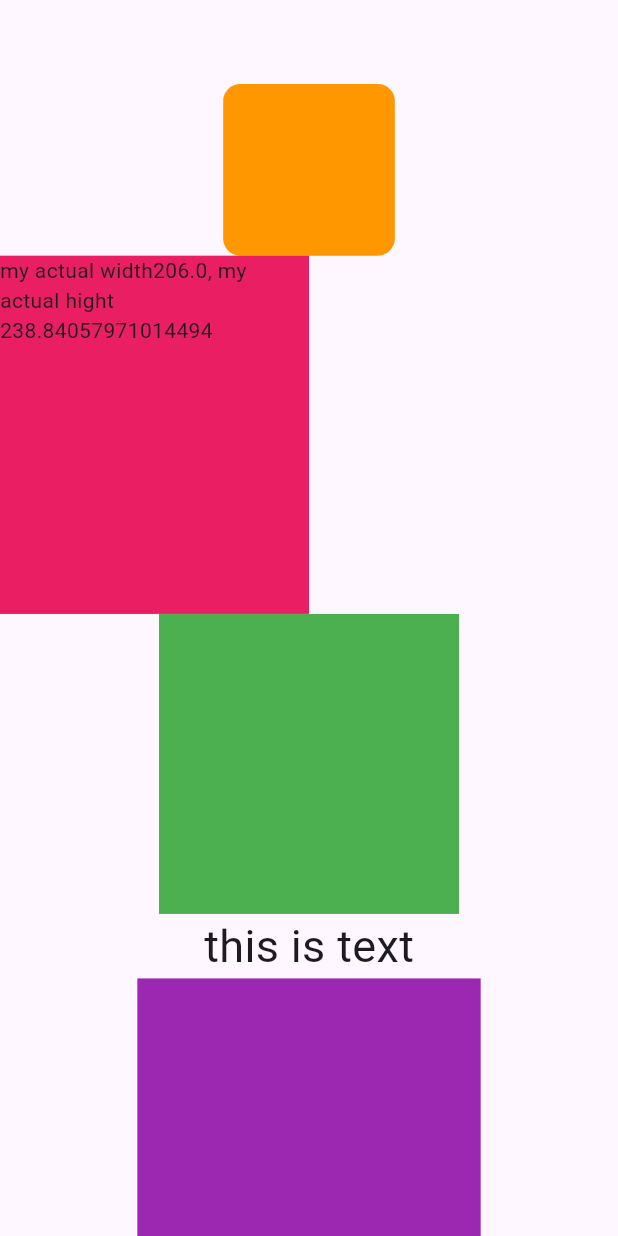
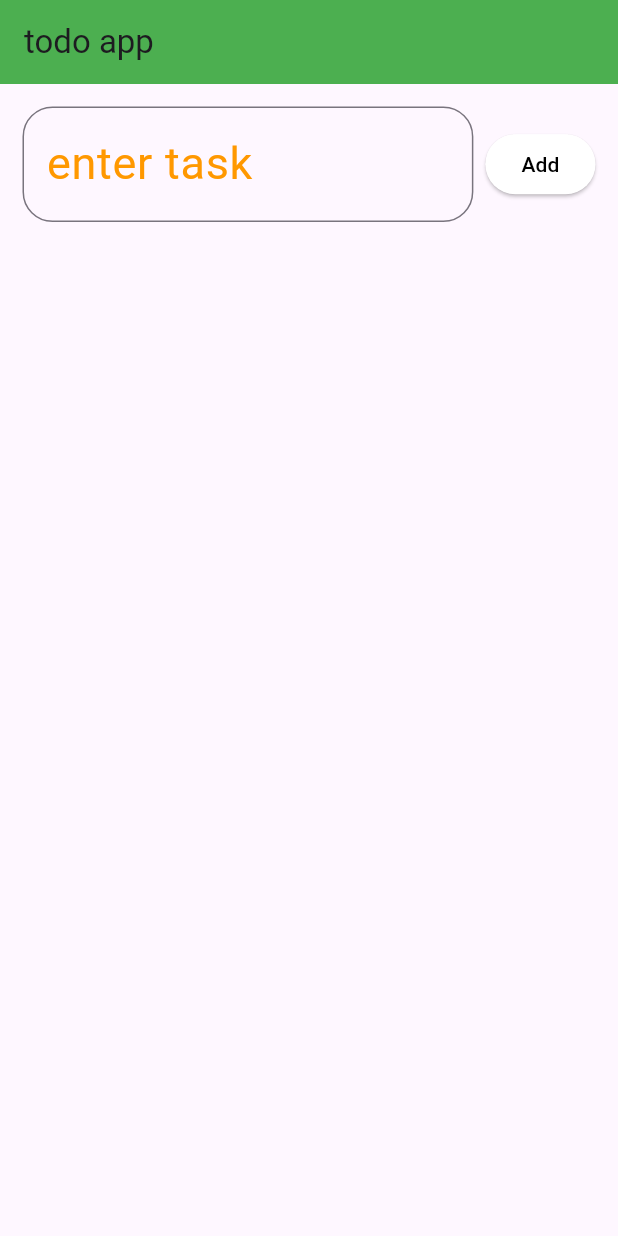
Before and after one commit to rafin828/ostadpractice, a Flutter app: the screen it shows after launch, on a phone screen of 412 x 824 dp. Run offline on Flutter 3.47's test engine with Material 3 defaults, Android fonts, the phone set to English and light mode, and no system bars; our stand-ins replace flutter_screenutil.

Commit message:
module14-class_3

```diff
--- /dev/null
+++ b/lib/module_14/class_3.dart
@@ -0,0 +1,115 @@
+import 'package:flutter/material.dart';
+class todo extends StatefulWidget {
+  const todo({super.key});
+
+  @override
+  State<todo> createState() => _todoState();
+}
+
+class _todoState extends State<todo> {
+  TextEditingController Taskcontroller=TextEditingController();
+  List<String> Task=[];
+  addTask(){
+    final tasks=Taskcontroller.text;
+    if(tasks.isNotEmpty){
+      setState(() {
+        Task.add(tasks);
+        Taskcontroller.clear();
+      });
+    }
+
+  }
+  delete(int index){
+    setState(() {
+      Task.removeAt(index);
+    });
+  }
+  edittask(int index){
+    final textedit=TextEditingController(text: Task[index]);
+    showDialog(context: context, builder: (context)=>AlertDialog(
+      title: Text("edit task"),
+      content: TextField(
+        controller: textedit,
+      ),
+      actions: [
+        TextButton(onPressed: (){
+          Navigator.pop(context);
+        }, child: Text("cencle")),
+        ElevatedButton(onPressed: (){
+          final rafin=textedit.text;
+          setState(() {
+            if(rafin.isNotEmpty){
+
+              Task[index]= textedit.text;
+              Navigator.pop(context);
+            }
+
+
+
+          });
+        }, child: Text("UPDATE"))
+      ],
+
+    ),
+
+    );
+    Taskcontroller.clear();
+  }
+
+
+  @override
+  Widget build(BuildContext context) {
+    return Scaffold(
+      appBar: AppBar(
+        title: Text("todo app"),
+        backgroundColor: Colors.green,
+      ),
+      body: Column(
+        children: [
+          Padding(
+            padding: const EdgeInsets.all(15.0),
+            child: Row(
+              children: [
+               Expanded(child: TextField(
+                 controller: Taskcontroller,
+                 style: TextStyle(color: Colors.orange),
+                 decoration: InputDecoration(
+                   labelText: "enter task",
+                   labelStyle: TextStyle(color: Colors.orange),
+
+                   border: OutlineInputBorder(
+
+                     borderRadius: BorderRadius.circular(20)
+                   )
+                 ),
+               )),
+                SizedBox(width: 8,),
+                ElevatedButton(onPressed: addTask, child: Text("Add"))
+              ],
+            ),
+          ),
+          Expanded(
+            child: ListView.builder(
+               itemCount: Task.length,
+              itemBuilder: (context, index){
+                 return Card(
+                   child: ListTile(
+                     title: Text(Task[index]),
+                     trailing: Row(
+                       mainAxisSize: MainAxisSize.min,
+                       children: [
+                         IconButton(onPressed: ()=>edittask(index), icon: Icon(Icons.edit,color: Colors.red, ),),
+                         IconButton(onPressed: ()=>delete(index), icon: Icon(Icons.delete,color: Colors.green, ),),
+                       ],
+                     ),
+                   ),
+                 );
+              },
+
+            ),
+          )
+        ],
+      ),
+    );
+  }
+}
--- a/lib/myapp.dart
+++ b/lib/myapp.dart
@@ -15,6 +15,7 @@ import 'module12-2/tab.dart';
 import 'module_14/class1.dart';
 import 'module_14/class_1_expended.dart';
 import 'module_14/class_2.dart';
+import 'module_14/class_3.dart';
 
 class Myapp extends StatelessWidget {
   const Myapp({super.key});
@@ -44,10 +45,11 @@ class Myapp extends StatelessWidget {
             ),
             inputDecorationTheme: InputDecorationTheme(
               border: OutlineInputBorder(
-                borderRadius: BorderRadius.circular(10),
+                borderRadius: BorderRadius.circular(30),
               ),
               focusedBorder: OutlineInputBorder(
-                borderSide: BorderSide(color: Colors.black),
+                borderSide: BorderSide(color: Colors.orange),
+                borderRadius: BorderRadius.circular(30)
               ),
             ),
             textTheme: TextTheme(bodyLarge: TextStyle(fontSize: 30)),
@@ -55,7 +57,7 @@ class Myapp extends StatelessWidget {
           darkTheme: ThemeData.dark(),
           themeMode: ThemeMode.system,
           title: "hello",
-          home: package(),
+          home: todo(),
           // initialRoute: '/class9',
           routes: {
             //  '/home' : (context)=>Alart(),
```
